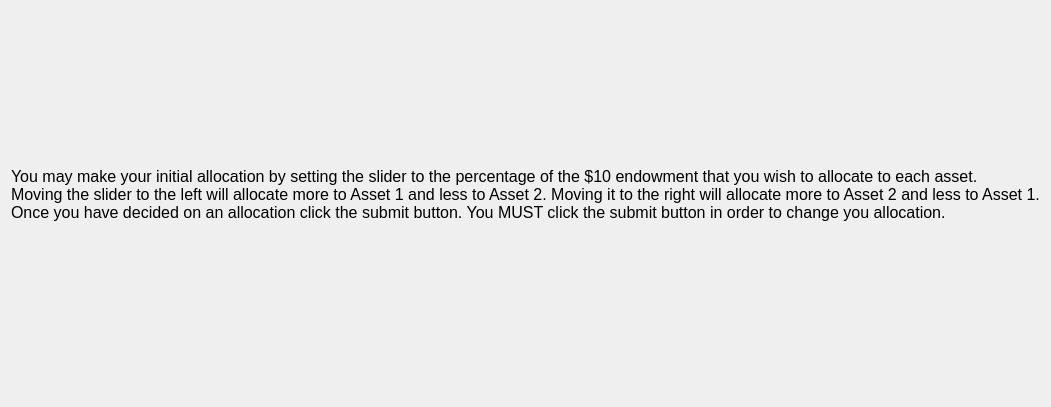
dwattttt/marketsim, file MarketSimulation/instructionscreen2.ui: the form before one commit.
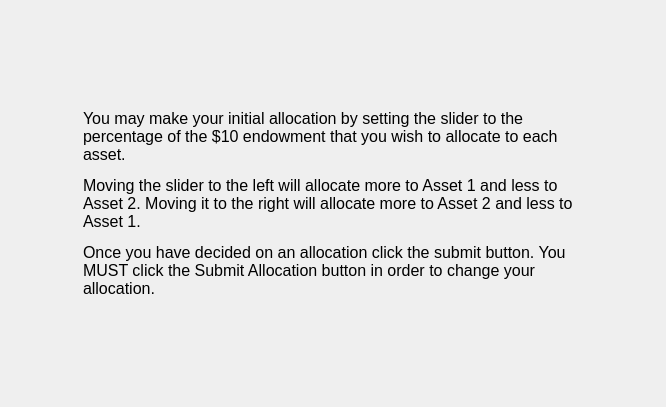
The form after the commit.

```diff
--- a/MarketSimulation/instructionscreen2.ui
+++ b/MarketSimulation/instructionscreen2.ui
@@ -6,7 +6,7 @@
    <rect>
     <x>0</x>
     <y>0</y>
-    <width>638</width>
+    <width>666</width>
     <height>407</height>
    </rect>
   </property>
@@ -21,7 +21,7 @@
      </property>
      <property name="sizeHint" stdset="0">
       <size>
-       <width>68</width>
+       <width>20</width>
        <height>20</height>
       </size>
      </property>
@@ -44,16 +44,22 @@
      </item>
      <item>
       <widget class="QLabel" name="label">
+       <property name="minimumSize">
+        <size>
+         <width>500</width>
+         <height>0</height>
+        </size>
+       </property>
        <property name="font">
         <font>
          <pointsize>12</pointsize>
         </font>
        </property>
        <property name="text">
-        <string>You may make your initial allocation by setting the slider to the percentage of the $10 endowment that you wish to allocate to each asset.
-Moving the slider to the left will allocate more to Asset 1 and less to Asset 2. Moving it to the right will allocate more to Asset 2 and less to Asset 1.
-Once you have decided on an allocation click the submit button. You MUST click the submit button in order to change you allocation.
-</string>
+        <string>&lt;html&gt;&lt;head/&gt;&lt;body&gt;&lt;p&gt;You may make your initial allocation by setting the slider to the percentage of the $10 endowment that you wish to allocate to each asset.&lt;/p&gt;&lt;p&gt;Moving the slider to the left will allocate more to Asset 1 and less to Asset 2. Moving it to the right will allocate more to Asset 2 and less to Asset 1.&lt;/p&gt;&lt;p&gt;Once you have decided on an allocation click the submit button. You MUST click the Submit Allocation button in order to change your allocation.&lt;/p&gt;&lt;/body&gt;&lt;/html&gt;</string>
+       </property>
+       <property name="wordWrap">
+        <bool>true</bool>
        </property>
       </widget>
      </item>
@@ -79,7 +85,7 @@
      </property>
      <property name="sizeHint" stdset="0">
       <size>
-       <width>67</width>
+       <width>20</width>
        <height>20</height>
       </size>
      </property>
```
